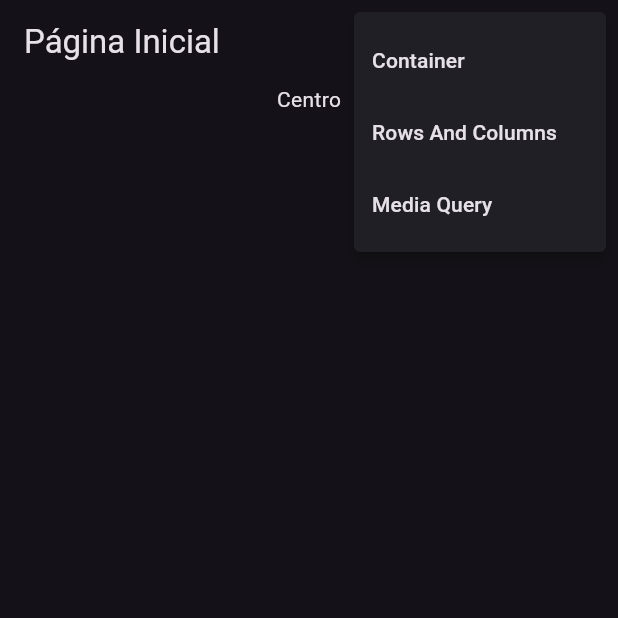
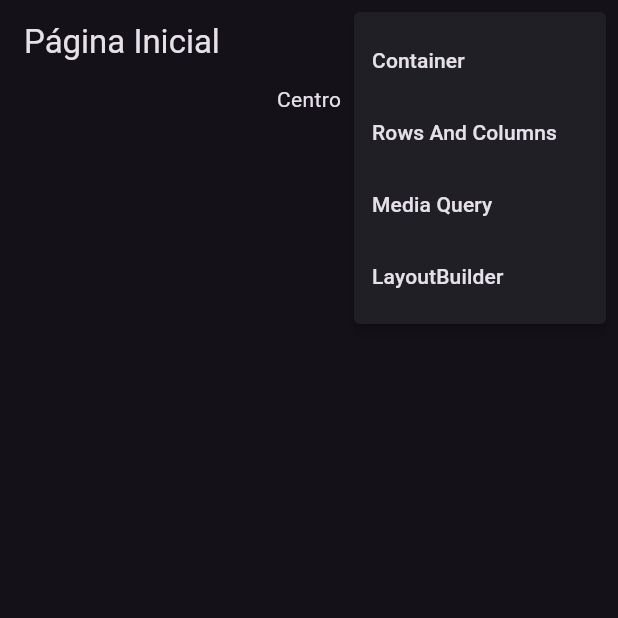
Before and after one commit to Brenokardoso/academia_do_flutter, a Flutter app: the screen it shows after launch, after a tap on the "construction" icon, on a phone screen of 412 x 824 dp, the top half of it. Run offline on Flutter 3.47's test engine with Material 3 defaults, Android fonts, the light colour scheme and no system bars; our stand-ins replace device_preview.

Commit message:
layout builder

```diff
--- a/parte_2/lib/main.dart
+++ b/parte_2/lib/main.dart
@@ -2,16 +2,23 @@ import 'package:flutter/foundation.dart';
 import 'package:flutter/material.dart';
 import 'package:parte_2/pages/container/container_page.dart';
 import 'package:parte_2/pages/home_page/home_page.dart';
+import 'package:parte_2/pages/layoutBuilder/layout_builder_page.dart';
 import 'package:parte_2/pages/media_query/media_query.dart';
 import 'package:parte_2/pages/rows_and_columns/rows_and_coluns_page.dart';
 import 'package:device_preview/device_preview.dart';
 
+// void main() {
+//   runApp(
+//     DevicePreview(
+//       builder: (BuildContext context) => const MyApp(),
+//       enabled: !kReleaseMode,
+//     ),
+//   );
+// }
+
 void main() {
   runApp(
-    DevicePreview(
-      builder: (BuildContext context) => const MyApp(),
-      enabled: !kReleaseMode,
-    ),
+    const MyApp(),
   );
 }
 
@@ -23,8 +30,8 @@ class MyApp extends StatelessWidget {
     return MaterialApp(
       debugShowCheckedModeBanner: false,
       theme: ThemeData.dark(),
-      locale: DevicePreview.locale(context),
-      builder: (context, child) => DevicePreview.appBuilder(context, child),
+      // locale: DevicePreview.locale(context),
+      // builder: (context, child) => DevicePreview.appBuilder(context, child),
       onGenerateRoute: (settings) {
         switch (settings.name) {
           case '/':
@@ -47,6 +54,11 @@ class MyApp extends StatelessWidget {
               builder: (mediaquery) => const MediaQueryHome(),
               settings: settings,
             );
+          case "layoutBuilder":
+            return MaterialPageRoute(
+              builder: (layoutBuilder) => const LayoutBuilderPage(),
+              settings: settings,
+            );
         }
         return null;
       },
--- a/parte_2/lib/pages/home_page/home_page.dart
+++ b/parte_2/lib/pages/home_page/home_page.dart
@@ -1,6 +1,6 @@
 import 'package:flutter/material.dart';
 
-enum PopUpMenuPages { container, rowsAndColumns, mediaQuery }
+enum PopUpMenuPages { container, rowsAndColumns, mediaQuery, layoutBuilder }
 
 class HomePage extends StatelessWidget {
   const HomePage({super.key});
@@ -40,6 +40,9 @@ Widget customPopUpMenuIButton(BuildContext context) {
         case PopUpMenuPages.mediaQuery:
           Navigator.of(context).pushNamed('/mediaQuery');
           break;
+        case PopUpMenuPages.layoutBuilder:
+          Navigator.of(context).pushNamed("layoutBuilder");
+          break;
       }
     },
     itemBuilder: (BuildContext context) {
@@ -55,6 +58,10 @@ Widget customPopUpMenuIButton(BuildContext context) {
         const PopupMenuItem(
           value: PopUpMenuPages.mediaQuery,
           child: Text("Media Query"),
+        ),
+        const PopupMenuItem(
+          value: PopUpMenuPages.layoutBuilder,
+          child: Text("LayoutBuilder"),
         )
       ];
     },
--- a/parte_2/lib/pages/media_query/media_query.dart
+++ b/parte_2/lib/pages/media_query/media_query.dart
@@ -10,9 +10,9 @@ class MediaQueryHome extends StatelessWidget {
     final statusBar = MediaQuery.of(context).padding.top;
     final screamheightSize =
         MediaQuery.of(context).size.height - statusBar - kToolbarHeight;
-
     final screamWidthSize = MediaQuery.of(context).size.width -
         MediaQuery.of(context).padding.horizontal;
+
     print("Valor da orientação : ${mediaQuery.orientation}");
     return Scaffold(
       appBar: AppBar(
```
Also changed, not shown: parte_2/lib/pages/layoutBuilder/layout_builder_page.dart (added, +37 -0 lines).
